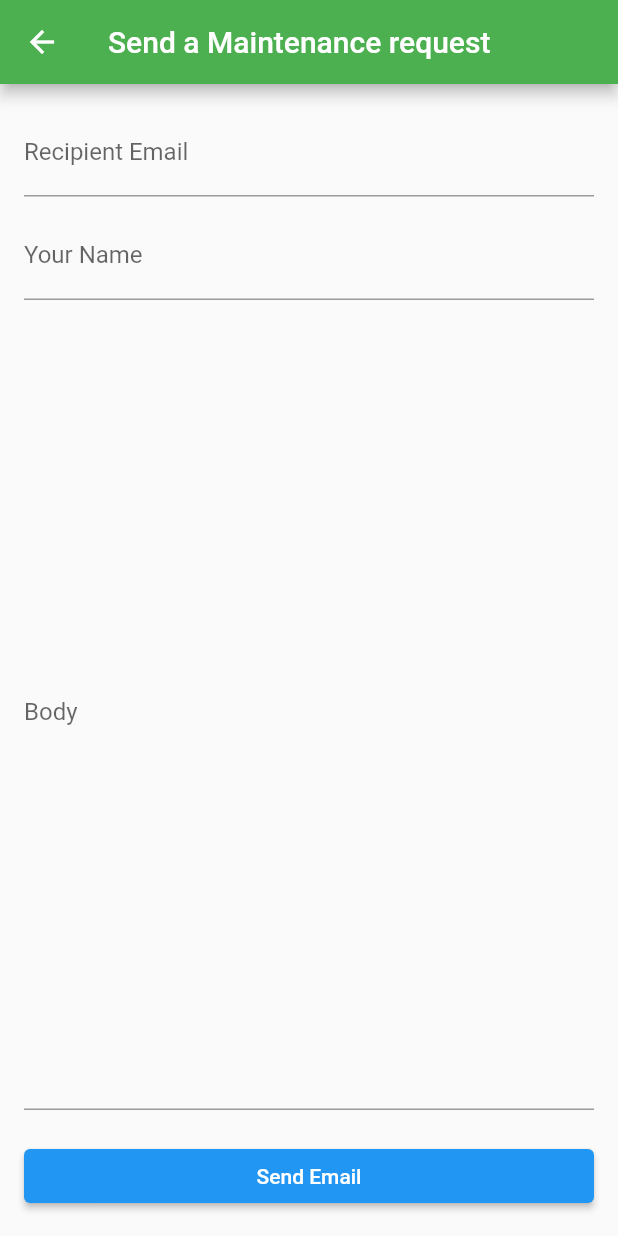
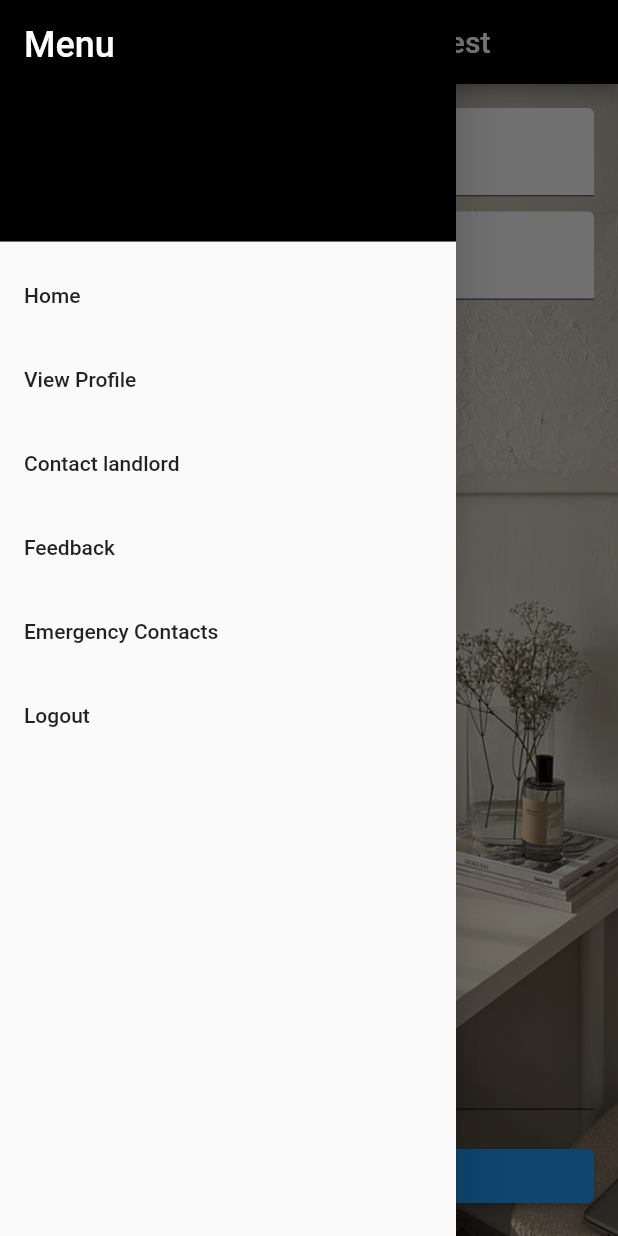
Before and after one commit to jovinraymond/reccess_project, a Flutter app: the SendEmailScreen screen opened by its route, with the side drawer open (before the commit the screen has no drawer), on a phone screen of 412 x 824 dp. Run offline on Flutter 3.47's test engine with Material 2 defaults, Android fonts, the phone set to English and light mode, and no system bars; our stand-ins replace cloud_firestore, firebase_auth, firebase_core, open_file, shared_preferences, signature; missing offline and left inert: dart:html, dart:js, flutterwave_standard, syncfusion_flutter_pdf; accounts and stored records are empty.

Commit message:
modified the mantainance request pge and added some files in the assets folder

```diff
--- a/lib/mantainance_request.dart
+++ b/lib/mantainance_request.dart
@@ -1,3 +1,5 @@
+import 'dart:ui';
+
 import 'package:flutter/material.dart';
 import 'package:http/http.dart' as http;
 import 'dart:convert';
@@ -18,10 +20,71 @@ class _SendEmailScreenState extends State<SendEmailScreen> {
   Widget build(BuildContext context) {
     return Scaffold(
       appBar: AppBar(
-        backgroundColor: Colors.green,
+        backgroundColor: Colors.black,
         title: Text('Send a Maintenance request'),
       ),
-      body: Padding(
+      drawer: Drawer(
+        child: ListView(
+          padding: EdgeInsets.zero,
+          children: <Widget>[
+            DrawerHeader(
+              decoration: BoxDecoration(
+                color: Colors.black,
+              ),
+              child: Text(
+                'Menu',
+                style: TextStyle(
+                  color: Colors.white,
+                  fontSize: 24,
+                ),
+              ),
+            ),
+            ListTile(
+              title: Text('Home'),
+              onTap: () {
+                Navigator.pushNamed(context, "home");
+              },
+            ),
+            ListTile(
+              title: Text('View Profile'),
+              onTap: () {
+                Navigator.pushNamed(context, 'user_profile');
+              },
+            ),
+            ListTile(
+              title: Text('Contact landlord'),
+              onTap: () {
+                Navigator.pushNamed(context, 'mantainance_request');
+              },
+            ),
+            ListTile(
+              title: Text('Feedback'),
+              onTap: () {
+                Navigator.pushNamed(context, 'feedback');
+              },
+            ),
+            ListTile(
+              title: Text('Emergency Contacts'),
+              onTap: () {
+                Navigator.pushNamed(context, 'emergency');
+              },
+            ),
+            ListTile(
+              iconColor: Colors.amber,
+              title: Text('Logout'),
+              onTap: () {
+                Navigator.pushNamed(context, 'login');
+              },
+            ),
+          ],
+        ),
+      ),
+      body: Container(
+        decoration: BoxDecoration(
+          image: DecorationImage(
+              image: AssetImage('assets/ews.jpg'), fit: BoxFit.cover),
+        ),
+        child: Padding(
           padding: EdgeInsets.all(16.0),
           child: Form(
             // Wrap your content in a Form widget and use _formKey.
@@ -31,12 +94,20 @@ class _SendEmailScreenState extends State<SendEmailScreen> {
               children: [
                 TextField(
                   controller: _emailController,
-                decoration: InputDecoration(labelText: 'Recipient Email'),
+                  decoration: InputDecoration(
+                    labelText: 'Landlord Email',
+                    fillColor: Colors.grey.shade100,
+                    filled: true,
+                  ),
                 ),
                 SizedBox(height: 10),
                 TextField(
                   controller: _nameController,
-                decoration: InputDecoration(labelText: 'Your Name'),
+                  decoration: InputDecoration(
+                    labelText: 'Your Name',
+                    fillColor: Colors.grey.shade100,
+                    filled: true,
+                  ),
                 ),
                 SizedBox(height: 10),
                 Expanded(
@@ -45,7 +116,11 @@ class _SendEmailScreenState extends State<SendEmailScreen> {
                     maxLines: null,
                     expands: true,
                     keyboardType: TextInputType.multiline,
-                  decoration: InputDecoration(labelText: 'Body'),
+                    decoration: InputDecoration(
+                      labelText: 'Body',
+                      fillColor: Colors.transparent,
+                      filled: true,
+                    ),
                   ),
                 ),
                 SizedBox(height: 20),
@@ -71,9 +146,11 @@ class _SendEmailScreenState extends State<SendEmailScreen> {
                       _messageController.clear(); // Step 2
                     }
                   },
-                child: Text("Send Email"),
+                  child: Text("Send Email",
+                      style: TextStyle(fontWeight: FontWeight.bold)),
                 ),
               ],
+            ),
           ),
         ),
       ),
```
Also changed, not shown: assets/ews.jpg (added), assets/ty.png (added), assets/wg.png (added), assets/wxf.png (added). Lines whose indentation alone changed are shown as unchanged.
